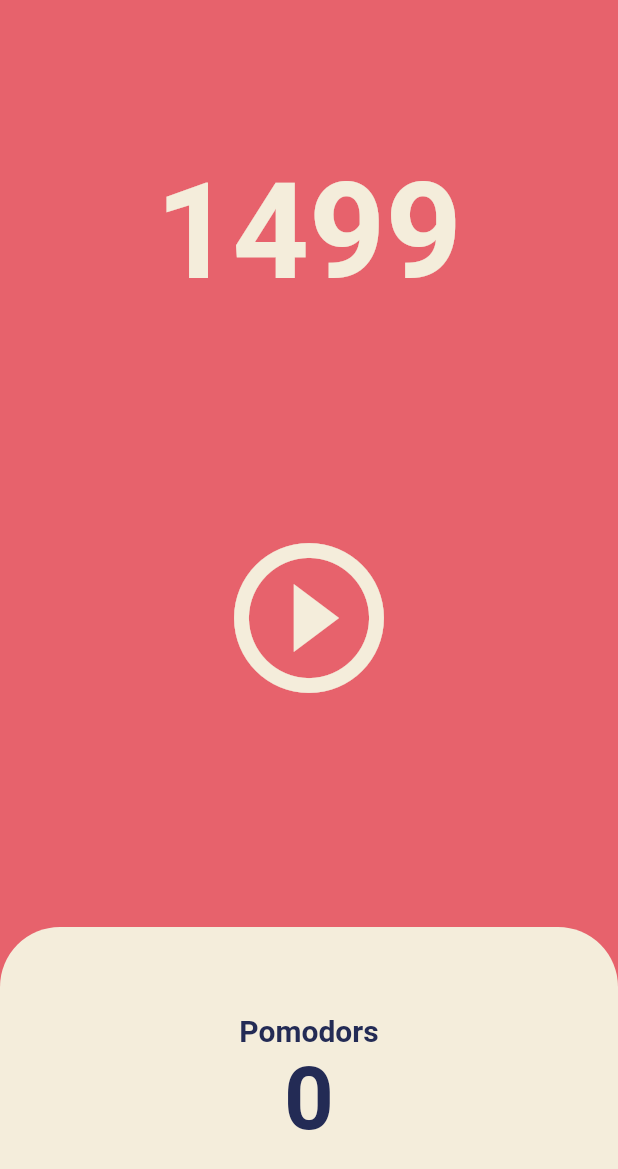
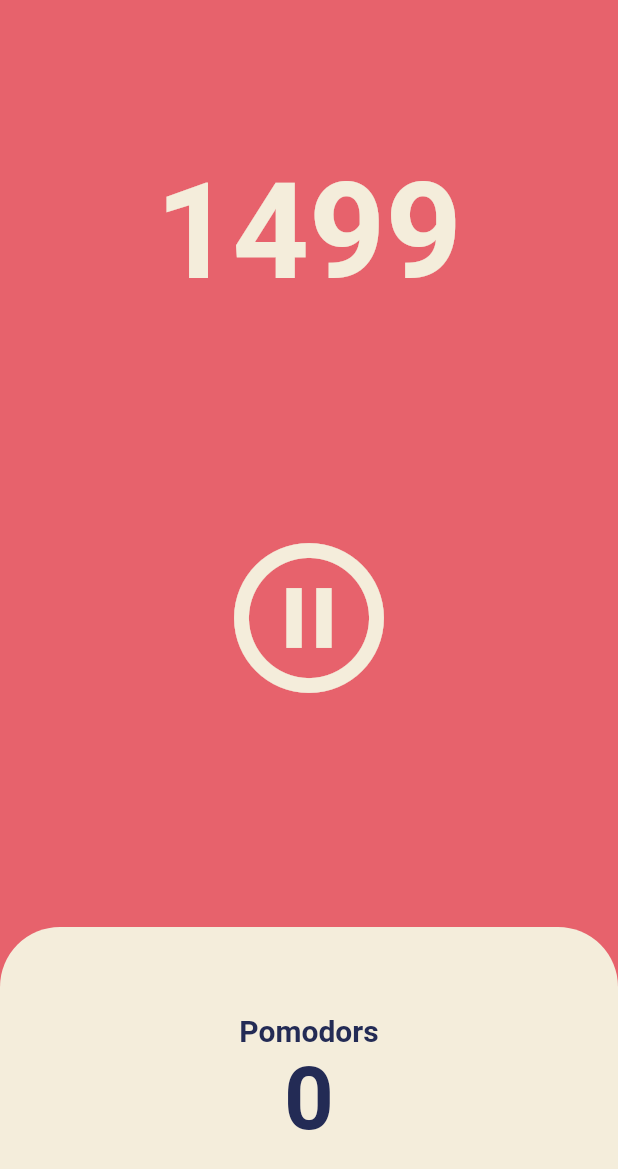
Before and after one commit to NewChoBo/toonflix, a Flutter app: the screen it shows after launch, after a tap on the "play circle outline" icon, on a phone screen of 412 x 824 dp. Shown: the top 1169 px of the screen. Run offline on Flutter 3.47's test engine with Material 2 defaults, Android fonts, the phone set to English and light mode, and no system bars.

Commit message:
#5.2 Pause Play (04:26) 위에 있던 버그를 막기 위한 처리는 따로 하지 않았지만, bool으로 바꾸면서 해결된 것으로 보임.

```diff
--- a/lib/screens/home_screen.dart
+++ b/lib/screens/home_screen.dart
@@ -11,6 +11,7 @@ class HomeScreen extends StatefulWidget {
 
 class _HomeScreenState extends State<HomeScreen> {
   int totalSeconds = 1500;
+  bool isRunning = false;
   late Timer timer; //late는 당장 property를 초기화하지 않는다.
 
   void onTick(Timer timer) {
@@ -27,6 +28,18 @@ class _HomeScreenState extends State<HomeScreen> {
     ); //periodic은 주기적으로 함수를 실행한다.
     //함수에 괄호는 넣지 않는다. 그것은 함수를 지금 실행하는것을 의미한다(?)
     //함수는 timer 스스로를 인자로 가지고 간다.
+
+    setState(() {
+      isRunning = true;
+    });
+  }
+
+  void onPausePressed() {
+    timer.cancel();
+
+    setState(() {
+      isRunning = false;
+    });
   }
 
   @override
@@ -55,8 +68,10 @@ class _HomeScreenState extends State<HomeScreen> {
               child: IconButton(
                 iconSize: 120,
                 color: Theme.of(context).cardColor,
-                onPressed: onStartPressed,
-                icon: const Icon(Icons.play_circle_outline),
+                onPressed: isRunning ? onPausePressed : onStartPressed,
+                icon: isRunning
+                    ? const Icon(Icons.pause_circle_outline_outlined)
+                    : const Icon(Icons.play_circle_outline),
               ),
             ),
           ),
```
